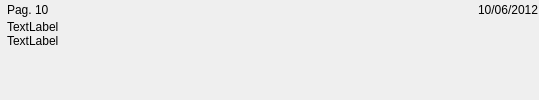
First picture: the form in bqViewer/ui/ViewerAnnotationItem.ui, repository bq/cervantes, before the edit.
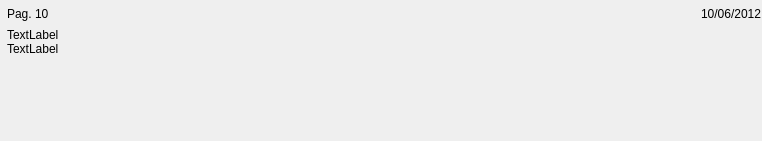
Second picture: the form after the edit.

Patch:
```diff
--- a/bqViewer/ui/ViewerAnnotationItem.ui
+++ b/bqViewer/ui/ViewerAnnotationItem.ui
@@ -6,8 +6,8 @@
    <rect>
     <x>0</x>
     <y>0</y>
-    <width>539</width>
-    <height>100</height>
+    <width>762</width>
+    <height>141</height>
    </rect>
   </property>
   <property name="windowTitle">
@@ -71,8 +71,8 @@
            </property>
            <property name="sizeHint" stdset="0">
             <size>
-             <width>40</width>
-             <height>20</height>
+             <width>57</width>
+             <height>28</height>
             </size>
            </property>
           </spacer>
@@ -119,8 +119,8 @@
          </property>
          <property name="sizeHint" stdset="0">
           <size>
-           <width>20</width>
-           <height>40</height>
+           <width>28</width>
+           <height>57</height>
           </size>
          </property>
         </spacer>
```
Left out of the diff: 8 changed lines with no effect on the pictures.
